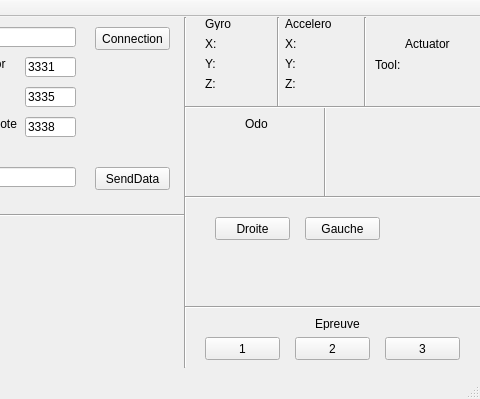
Aranud/Projet_Indu3A, file DataTeamInterface/mainwindow.ui: the form before one commit; both pictures show x 255 to 735 and y 0 to 399 of the 735 by 399 pixel window.
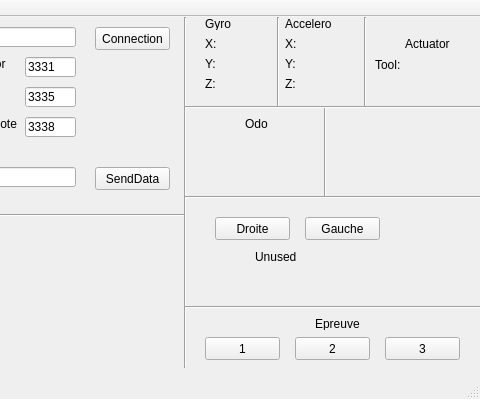
The form after the commit.

Commit message: Ajout d'un label et d'une premiere façon de tourner

```diff
--- a/DataTeamInterface/mainwindow.ui
+++ b/DataTeamInterface/mainwindow.ui
@@ -908,6 +908,19 @@
      <string>Gauche</string>
     </property>
    </widget>
+   <widget class="QLabel" name="labelDemitour">
+    <property name="geometry">
+     <rect>
+      <x>510</x>
+      <y>230</y>
+      <width>121</width>
+      <height>20</height>
+     </rect>
+    </property>
+    <property name="text">
+     <string>Unused</string>
+    </property>
+   </widget>
    <zorder>line_7</zorder>
    <zorder>line_5</zorder>
    <zorder>line_4</zorder>
```
Left out of the diff: 1 changed line with no effect on the pictures. The commit also changes 2 other files.
